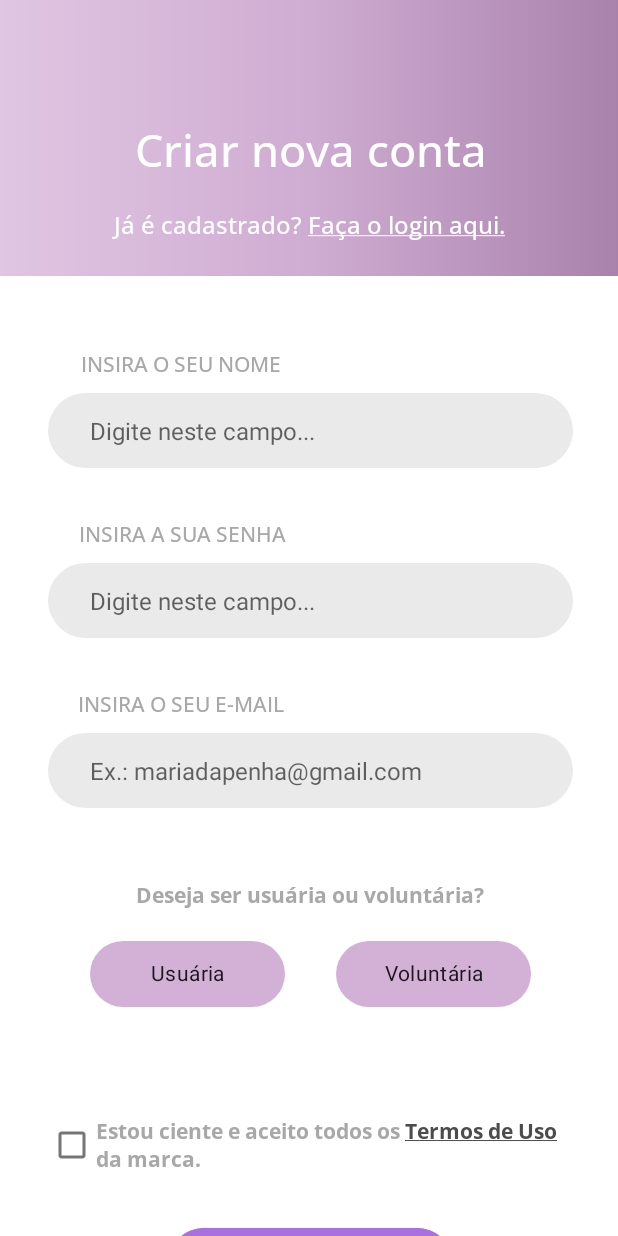
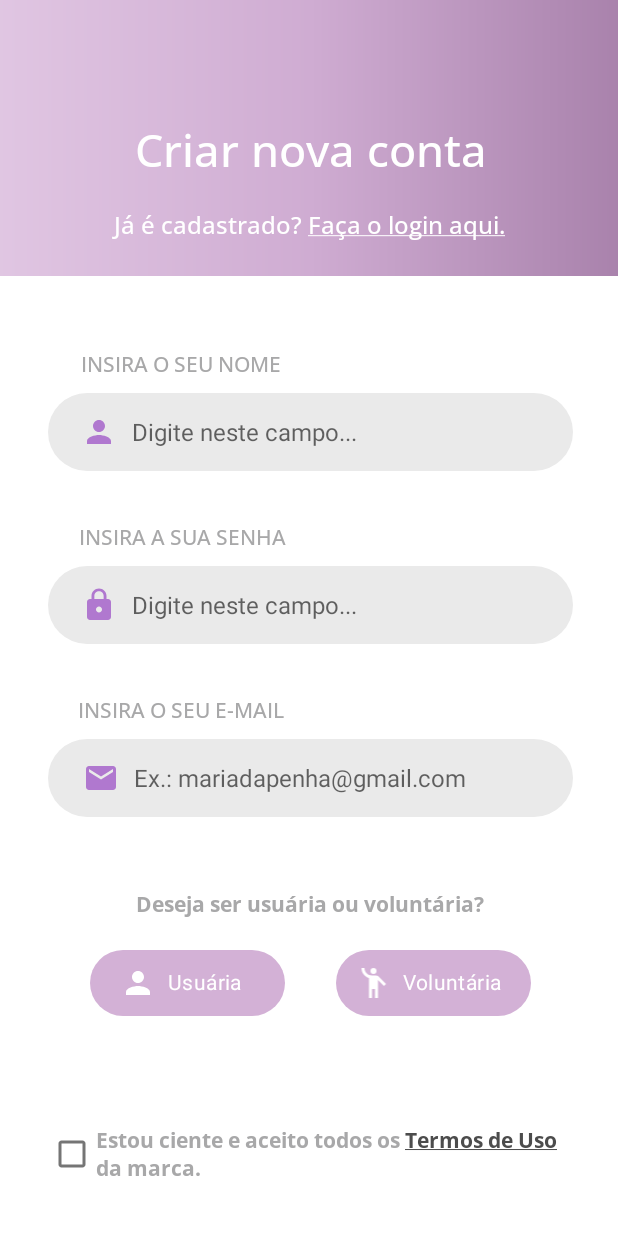
Before and after one commit to PehPanda/Donna-Gabriela, an Android app: the Cadastrar_User screen opened directly, with no data from a screen before it, on a phone screen of 412 x 824 dp. Run offline under Robolectric (Android 15) with nearby library versions, the phone set to English and light mode, and no system bars.

```diff
--- /dev/null
+++ b/app/src/main/res/drawable/ic_email.xml
@@ -0,0 +1,5 @@
+<vector android:height="24dp" android:tint="#B078CF"
+    android:viewportHeight="24" android:viewportWidth="24"
+    android:width="24dp" xmlns:android="http://schemas.android.com/apk/res/android">
+    <path android:fillColor="@android:color/white" android:pathData="M20,4L4,4c-1.1,0 -1.99,0.9 -1.99,2L2,18c0,1.1 0.9,2 2,2h16c1.1,0 2,-0.9 2,-2L22,6c0,-1.1 -0.9,-2 -2,-2zM20,8l-8,5 -8,-5L4,6l8,5 8,-5v2z"/>
+</vector>
--- /dev/null
+++ b/app/src/main/res/drawable/ic_lock.xml
@@ -0,0 +1,5 @@
+<vector android:height="24dp" android:tint="#B078CF"
+    android:viewportHeight="24" android:viewportWidth="24"
+    android:width="24dp" xmlns:android="http://schemas.android.com/apk/res/android">
+    <path android:fillColor="@android:color/white" android:pathData="M18,8h-1L17,6c0,-2.76 -2.24,-5 -5,-5S7,3.24 7,6v2L6,8c-1.1,0 -2,0.9 -2,2v10c0,1.1 0.9,2 2,2h12c1.1,0 2,-0.9 2,-2L20,10c0,-1.1 -0.9,-2 -2,-2zM12,17c-1.1,0 -2,-0.9 -2,-2s0.9,-2 2,-2 2,0.9 2,2 -0.9,2 -2,2zM15.1,8L8.9,8L8.9,6c0,-1.71 1.39,-3.1 3.1,-3.1 1.71,0 3.1,1.39 3.1,3.1v2z"/>
+</vector>
--- /dev/null
+++ b/app/src/main/res/drawable/ic_user.xml
@@ -0,0 +1,5 @@
+<vector android:height="24dp" android:tint="#B078CF"
+    android:viewportHeight="24" android:viewportWidth="24"
+    android:width="24dp" xmlns:android="http://schemas.android.com/apk/res/android">
+    <path android:fillColor="@android:color/white" android:pathData="M12,12c2.21,0 4,-1.79 4,-4s-1.79,-4 -4,-4 -4,1.79 -4,4 1.79,4 4,4zM12,14c-2.67,0 -8,1.34 -8,4v2h16v-2c0,-2.66 -5.33,-4 -8,-4z"/>
+</vector>
--- /dev/null
+++ b/app/src/main/res/drawable/ic_voluntaria.xml
@@ -0,0 +1,6 @@
+<vector android:height="24dp" android:tint="#B078CF"
+    android:viewportHeight="24" android:viewportWidth="24"
+    android:width="24dp" xmlns:android="http://schemas.android.com/apk/res/android">
+    <path android:fillColor="@android:color/white" android:pathData="M12,4m-2,0a2,2 0,1 1,4 0a2,2 0,1 1,-4 0"/>
+    <path android:fillColor="@android:color/white" android:pathData="M15.89,8.11C15.5,7.72 14.83,7 13.53,7c-0.21,0 -1.42,0 -2.54,0C8.24,6.99 6,4.75 6,2H4c0,3.16 2.11,5.84 5,6.71V22h2v-6h2v6h2V10.05L18.95,14l1.41,-1.41L15.89,8.11z"/>
+</vector>
--- a/app/src/main/res/layout/activity_cadastrar_user.xml
+++ b/app/src/main/res/layout/activity_cadastrar_user.xml
@@ -99,8 +99,11 @@
                 android:layout_width="match_parent"
                 android:layout_height="wrap_content"
                 android:background="@drawable/edt_corner"
+                android:paddingStart="22dp"
+                android:drawableLeft="@drawable/ic_user"
                 android:ems="1000"
-                android:hint="@string/digite_neste_campo"
+                android:drawablePadding="10dp"
+                android:hint="Digite neste campo..."
                 android:inputType="textPersonName"
                 android:textColor="@color/black_text_user"
                 android:textSize="16sp"
@@ -129,8 +132,11 @@
                 android:id="@+id/EditPassword"
                 android:layout_width="match_parent"
                 android:layout_height="wrap_content"
+                android:paddingStart="22dp"
                 android:background="@drawable/edt_corner"
                 android:ems="1000"
+                android:drawableLeft="@drawable/ic_lock"
+                android:drawablePadding="10dp"
                 android:hint="Digite neste campo..."
                 android:inputType="textPassword"
                 android:textColor="@color/black_text_user"
@@ -162,7 +168,9 @@
                 android:layout_width="match_parent"
                 android:layout_height="wrap_content"
                 android:background="@drawable/edt_corner"
-                android:ems="1000"
+                android:paddingStart="23dp"
+                android:drawableLeft="@drawable/ic_email"
+                android:drawablePadding="10dp"
                 android:hint="Ex.: mariadapenha@gmail.com"
                 android:inputType="textEmailAddress"
                 android:textColor="@color/black_text_user"
@@ -204,10 +212,17 @@
                     android:id="@+id/chip_user"
                     android:layout_width="130dp"
                     android:layout_height="60dp"
-                    android:backgroundTint="@color/background"
+                    app:chipBackgroundColor="@color/background"
+                    android:textColor="@color/white"
                     android:fontFamily="@font/open_sans_bold"
                     android:text="Usuária"
-                    android:textAlignment="center" />
+                    android:clickable="true"
+                    app:rippleColor="@color/white"
+                    android:textStyle="bold"
+                    app:chipStartPadding="20dp"
+                    app:chipIcon="@drawable/ic_user"
+                    app:chipIconTint="@color/white"
+                    android:textAlignment="gravity" />
 
 
                 <LinearLayout
@@ -221,9 +236,16 @@
                     android:id="@+id/chip_voluntario"
                     android:layout_width="130dp"
                     android:layout_height="60dp"
-                    android:backgroundTint="@color/background"
+                    android:textColor="@color/white"
+                    app:chipBackgroundColor="@color/background"
+                    android:fontFamily="@font/open_sans_bold"
                     android:text="Voluntária"
-                    android:textAlignment="center" />
+                    app:rippleColor="@color/white"
+                    app:chipStartPadding="13dp"
+                    app:chipIcon="@drawable/ic_voluntaria"
+                    app:chipIconTint="@color/white"
+                    android:textAlignment="gravity" />
+
 
                 <LinearLayout
                     android:layout_width="20dp"
--- a/app/src/main/res/layout/activity_localization_page.xml
+++ b/app/src/main/res/layout/activity_localization_page.xml
@@ -14,7 +14,7 @@
         <LinearLayout
             android:id="@+id/layout_teste"
             android:layout_width="match_parent"
-        android:layout_height="50px"
+            android:layout_height="100px"
             android:background="@color/purple_bottom"
             android:orientation="vertical">
 
--- a/app/src/main/res/layout/activity_login_user.xml
+++ b/app/src/main/res/layout/activity_login_user.xml
@@ -87,6 +87,7 @@
                 android:layout_height="wrap_content"
                 android:layout_marginHorizontal="40dp"
                 android:background="@drawable/edt_corner"
+                android:drawableLeft="@drawable/ic_user"
                 android:ems="1000"
                 android:hint="@string/digite_neste_campo"
                 android:inputType="textEmailAddress"
@@ -123,12 +124,15 @@
                 android:layout_height="wrap_content"
                 android:layout_marginHorizontal="40dp"
                 android:background="@drawable/edt_corner"
+                android:drawableLeft="@drawable/ic_lock"
+                android:drawablePadding="10dp"
+                android:paddingStart="22dp"
                 android:ems="1000"
-                android:hint="@string/digite_neste_campo"
+                android:hint="Digite neste campo..."
                 android:inputType="textPassword"
                 android:textColor="@color/black_text_user"
                 android:textSize="16sp"
-                tools:ignore="Autofill" />
+                tools:ignore="Autofill,HardcodedText,TextFields" />
 
         </LinearLayout>
 
--- a/app/src/main/res/values/strings.xml
+++ b/app/src/main/res/values/strings.xml
@@ -9,7 +9,7 @@
     <string name="invalid_username">Not a valid username</string>
     <string name="invalid_password">Password must be >5 characters</string>
     <string name="login_failed">"Login failed"</string>
-    <string name="digite_neste_campo" tools:ignore="TypographyEllipsis">Digite neste campo...</string>
+    <string name="digite_neste_campo" tools:ignore="TypographyEllipsis">  Digite neste campo...</string>
     <string name="title_activity_localization_main">Localization_Main</string>
     <string name="title_activity_maps">MapsActivity</string>
     <string name="rating">Avaliação: %1$.1f</string>
--- a/app/src/main/res/values/themes.xml
+++ b/app/src/main/res/values/themes.xml
@@ -12,15 +12,5 @@
         <!-- Status bar color. -->
         <item name="android:statusBarColor" tools:targetApi="l">?attr/colorPrimaryVariant</item>
         <!-- Customize your theme here. -->
-        <item name="windowActionBar">false</item>
-        <item name="windowNoTitle">true</item>
-
     </style>
-    <style name="Theme.DonnaGabriela.NoActionBar">
-        <item name="windowActionBar">false</item>
-        <item name="windowNoTitle">true</item>
-    </style>
-    <style name="Theme.DonnaGabriela.AppBarOverlay"
-        parent="ThemeOverlay.AppCompat.Dark.ActionBar" />
-    <style name="Theme.DonnaGabriela.PopupOverlay" parent="ThemeOverlay.AppCompat.Light" />
 </resources>
```
Lines whose indentation alone changed are shown as unchanged.
